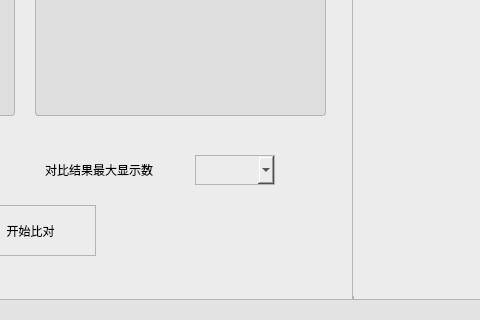
Qt form UIModule/faceonetonpane.ui (zhangjianscc/ZMClient) before a commit; both pictures show x 305 to 785 and y 400 to 720 of the 1100 by 720 pixel window.
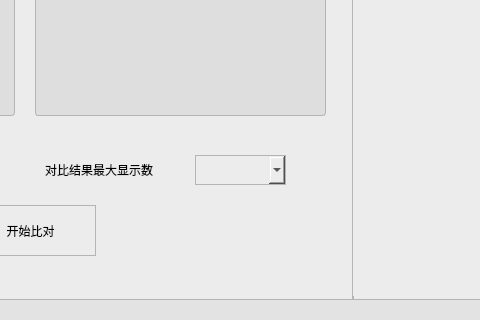
The same form after that commit. Icons and pictures are not drawn.

```diff
--- a/UIModule/faceonetonpane.ui
+++ b/UIModule/faceonetonpane.ui
@@ -406,7 +406,7 @@
              <rect>
               <x>490</x>
               <y>510</y>
-              <width>80</width>
+              <width>91</width>
               <height>30</height>
              </rect>
             </property>
```
